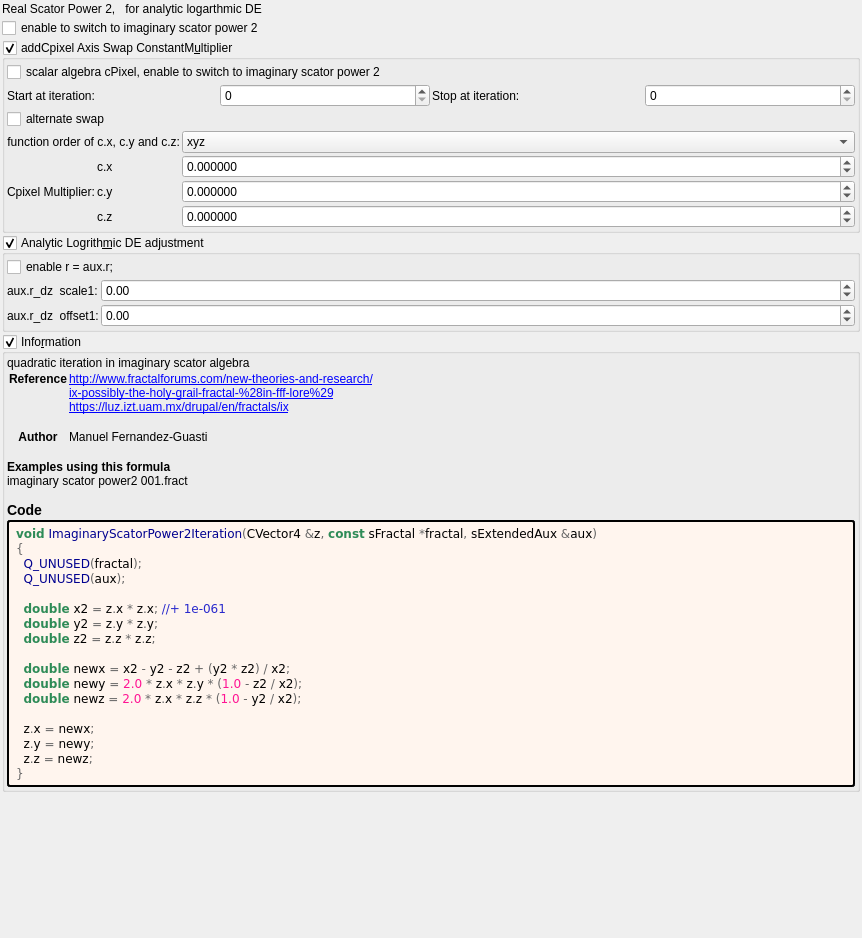
First picture: the form in mandelbulber2/formula/ui/testing_log.ui, repository buddhi1980/mandelbulber2, before the edit.
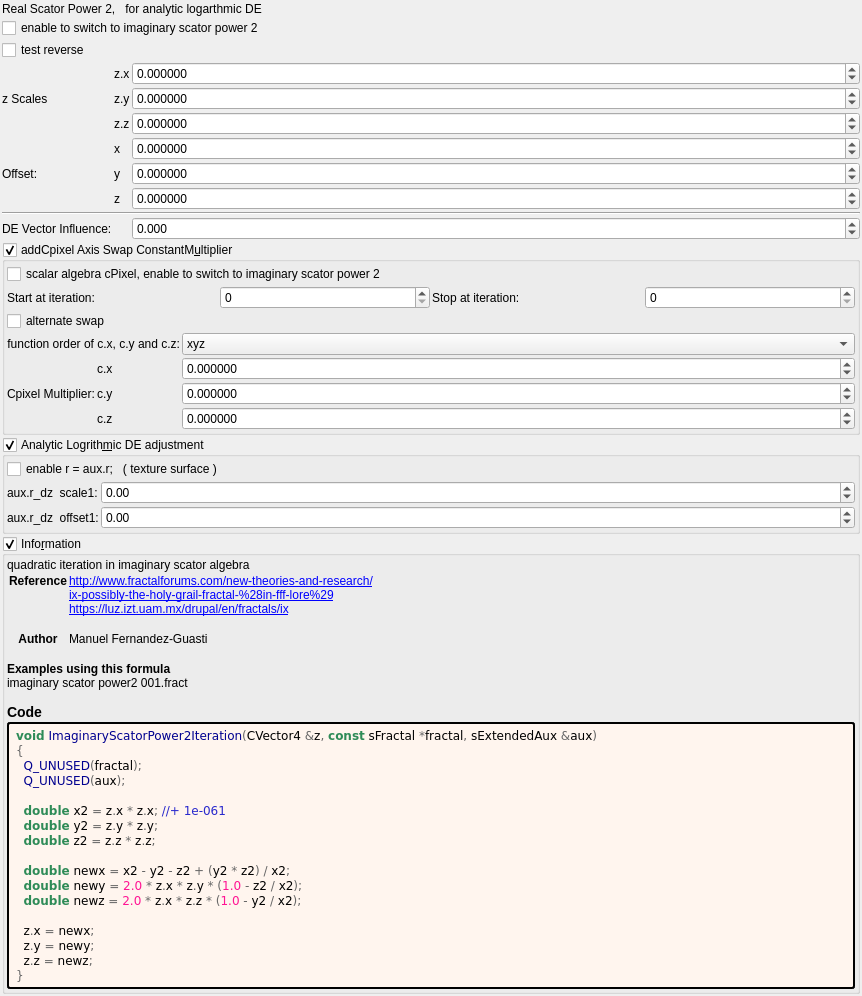
Second picture: the form after the edit. Custom widgets are drawn as their Qt base class.

The edit to the form file:
```diff
--- a/mandelbulber2/formula/ui/testing_log.ui
+++ b/mandelbulber2/formula/ui/testing_log.ui
@@ -46,6 +46,289 @@
      </property>
     </widget>
    </item>
+   <item>
+    <widget class="QCheckBox" name="checkBox_transf_function_enabledS_false">
+     <property name="text">
+      <string notr="true">test reverse</string>
+     </property>
+    </widget>
+   </item>
+   <item>
+    <layout class="QGridLayout" name="gridLayout_63" columnstretch="0,0,0,1">
+     <property name="spacing">
+      <number>2</number>
+     </property>
+     <item row="9" column="1">
+      <widget class="QLabel" name="label_3">
+       <property name="layoutDirection">
+        <enum>Qt::RightToLeft</enum>
+       </property>
+       <property name="text">
+        <string>DE Vector Influence:</string>
+       </property>
+      </widget>
+     </item>
+     <item row="7" column="3">
+      <widget class="MyDoubleSpinBox" name="spinbox3_transf_addition_constant_z">
+       <property name="sizePolicy">
+        <sizepolicy hsizetype="Minimum" vsizetype="Maximum">
+         <horstretch>0</horstretch>
+         <verstretch>0</verstretch>
+        </sizepolicy>
+       </property>
+       <property name="prefix">
+        <string/>
+       </property>
+       <property name="suffix">
+        <string/>
+       </property>
+       <property name="decimals">
+        <number>6</number>
+       </property>
+       <property name="minimum">
+        <double>-99.989999999999995</double>
+       </property>
+       <property name="maximum">
+        <double>99.989999999999995</double>
+       </property>
+       <property name="singleStep">
+        <double>0.100000000000000</double>
+       </property>
+      </widget>
+     </item>
+     <item row="6" column="3">
+      <widget class="MyDoubleSpinBox" name="spinbox3_transf_addition_constant_y">
+       <property name="sizePolicy">
+        <sizepolicy hsizetype="Minimum" vsizetype="Maximum">
+         <horstretch>0</horstretch>
+         <verstretch>0</verstretch>
+        </sizepolicy>
+       </property>
+       <property name="prefix">
+        <string/>
+       </property>
+       <property name="suffix">
+        <string/>
+       </property>
+       <property name="decimals">
+        <number>6</number>
+       </property>
+       <property name="minimum">
+        <double>-99.989999999999995</double>
+       </property>
+       <property name="maximum">
+        <double>99.989999999999995</double>
+       </property>
+       <property name="singleStep">
+        <double>0.100000000000000</double>
+       </property>
+      </widget>
+     </item>
+     <item row="6" column="1">
+      <widget class="QLabel" name="label_255">
+       <property name="text">
+        <string>Offset:</string>
+       </property>
+      </widget>
+     </item>
+     <item row="4" column="3">
+      <widget class="MyDoubleSpinBox" name="spinbox3_transf_constant_multiplier_122_z">
+       <property name="sizePolicy">
+        <sizepolicy hsizetype="Minimum" vsizetype="Maximum">
+         <horstretch>0</horstretch>
+         <verstretch>0</verstretch>
+        </sizepolicy>
+       </property>
+       <property name="prefix">
+        <string/>
+       </property>
+       <property name="suffix">
+        <string/>
+       </property>
+       <property name="decimals">
+        <number>6</number>
+       </property>
+       <property name="minimum">
+        <double>-99.989999999999995</double>
+       </property>
+       <property name="maximum">
+        <double>99.989999999999995</double>
+       </property>
+       <property name="singleStep">
+        <double>0.100000000000000</double>
+       </property>
+      </widget>
+     </item>
+     <item row="4" column="2">
+      <widget class="QLabel" name="label_98">
+       <property name="text">
+        <string notr="true">z.z</string>
+       </property>
+      </widget>
+     </item>
+     <item row="3" column="3">
+      <widget class="MyDoubleSpinBox" name="spinbox3_transf_constant_multiplier_122_y">
+       <property name="sizePolicy">
+        <sizepolicy hsizetype="Minimum" vsizetype="Maximum">
+         <horstretch>0</horstretch>
+         <verstretch>0</verstretch>
+        </sizepolicy>
+       </property>
+       <property name="prefix">
+        <string/>
+       </property>
+       <property name="suffix">
+        <string/>
+       </property>
+       <property name="decimals">
+        <number>6</number>
+       </property>
+       <property name="minimum">
+        <double>-99.989999999999995</double>
+       </property>
+       <property name="maximum">
+        <double>99.989999999999995</double>
+       </property>
+       <property name="singleStep">
+        <double>0.100000000000000</double>
+       </property>
+      </widget>
+     </item>
+     <item row="9" column="3">
+      <widget class="MyDoubleSpinBox" name="spinbox_transf_scaleA_1">
+       <property name="sizePolicy">
+        <sizepolicy hsizetype="Minimum" vsizetype="Maximum">
+         <horstretch>0</horstretch>
+         <verstretch>0</verstretch>
+        </sizepolicy>
+       </property>
+       <property name="prefix">
+        <string/>
+       </property>
+       <property name="suffix">
+        <string/>
+       </property>
+       <property name="decimals">
+        <number>3</number>
+       </property>
+       <property name="minimum">
+        <double>-500.000000000000000</double>
+       </property>
+       <property name="maximum">
+        <double>5000.000000000000000</double>
+       </property>
+       <property name="singleStep">
+        <double>0.100000000000000</double>
+       </property>
+      </widget>
+     </item>
+     <item row="7" column="2">
+      <widget class="QLabel" name="label_117">
+       <property name="text">
+        <string notr="true">z</string>
+       </property>
+      </widget>
+     </item>
+     <item row="8" column="1" colspan="3">
+      <widget class="Line" name="line_53">
+       <property name="orientation">
+        <enum>Qt::Horizontal</enum>
+       </property>
+      </widget>
+     </item>
+     <item row="2" column="3">
+      <widget class="MyDoubleSpinBox" name="spinbox3_transf_constant_multiplier_122_x">
+       <property name="sizePolicy">
+        <sizepolicy hsizetype="Minimum" vsizetype="Maximum">
+         <horstretch>0</horstretch>
+         <verstretch>0</verstretch>
+        </sizepolicy>
+       </property>
+       <property name="prefix">
+        <string/>
+       </property>
+       <property name="suffix">
+        <string/>
+       </property>
+       <property name="decimals">
+        <number>6</number>
+       </property>
+       <property name="minimum">
+        <double>-99.989999999999995</double>
+       </property>
+       <property name="maximum">
+        <double>99.989999999999995</double>
+       </property>
+       <property name="singleStep">
+        <double>0.100000000000000</double>
+       </property>
+      </widget>
+     </item>
+     <item row="2" column="2">
+      <widget class="QLabel" name="label_93">
+       <property name="text">
+        <string notr="true">z.x</string>
+       </property>
+      </widget>
+     </item>
+     <item row="5" column="3">
+      <widget class="MyDoubleSpinBox" name="spinbox3_transf_addition_constant_x">
+       <property name="sizePolicy">
+        <sizepolicy hsizetype="Minimum" vsizetype="Maximum">
+         <horstretch>0</horstretch>
+         <verstretch>0</verstretch>
+        </sizepolicy>
+       </property>
+       <property name="prefix">
+        <string/>
+       </property>
+       <property name="suffix">
+        <string/>
+       </property>
+       <property name="decimals">
+        <number>6</number>
+       </property>
+       <property name="minimum">
+        <double>-99.989999999999995</double>
+       </property>
+       <property name="maximum">
+        <double>99.989999999999995</double>
+       </property>
+       <property name="singleStep">
+        <double>0.100000000000000</double>
+       </property>
+      </widget>
+     </item>
+     <item row="3" column="1">
+      <widget class="QLabel" name="label_91">
+       <property name="text">
+        <string>z Scales</string>
+       </property>
+      </widget>
+     </item>
+     <item row="6" column="2">
+      <widget class="QLabel" name="label_113">
+       <property name="text">
+        <string notr="true">y</string>
+       </property>
+      </widget>
+     </item>
+     <item row="3" column="2">
+      <widget class="QLabel" name="label_90">
+       <property name="text">
+        <string notr="true">z.y</string>
+       </property>
+      </widget>
+     </item>
+     <item row="5" column="2">
+      <widget class="QLabel" name="label_112">
+       <property name="text">
+        <string notr="true">x</string>
+       </property>
+      </widget>
+     </item>
+    </layout>
+   </item>
    <item>
     <widget class="MyGroupBox" name="groupCheck_transf_addCpixel_enabled_false">
      <property name="enabled">
@@ -339,7 +622,7 @@
       <item>
        <widget class="QCheckBox" name="checkBox_transf_function_enabledX_false">
         <property name="text">
-         <string notr="true">enable r = aux.r;</string>
+         <string notr="true">enable r = aux.r;   ( texture surface )</string>
         </property>
        </widget>
       </item>
```
